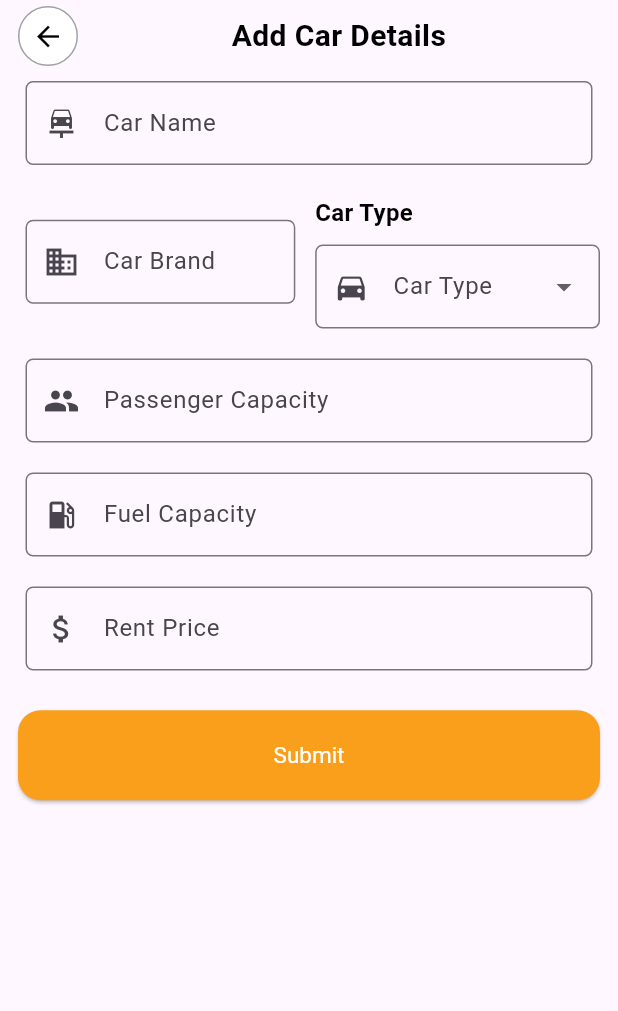
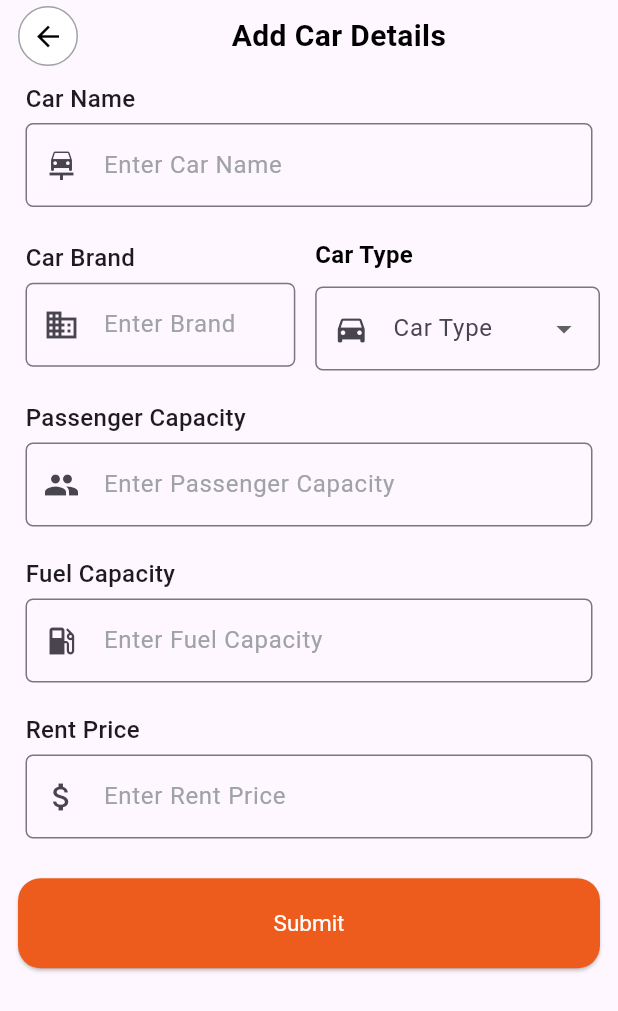
Before and after one commit to manira-mahat/car_rental_system, a Flutter app: the AddCarForm screen opened directly, on a phone screen of 412 x 824 dp. Shown: the top 1011 px of the screen. Run offline on Flutter 3.47's test engine with Material 3 defaults, Android fonts, the phone set to English and light mode, and no system bars; our stand-ins replace cloud_firestore, dio, firebase_core, flutter_spinkit; accounts and stored records are empty; network calls fail.

Commit message:
view car

```diff
--- a/lib/core/util/color_utils.dart
+++ b/lib/core/util/color_utils.dart
@@ -1,4 +1,4 @@
 import 'package:flutter/cupertino.dart';
 
-const Color primaryColor=Color(0xfffa9f1b);
+const Color primaryColor=Color(0xffed5c1d);
 const Color greyColor=Color(0xff9fa3a6);
--- a/lib/core/util/string_utils.dart
+++ b/lib/core/util/string_utils.dart
@@ -111,3 +111,6 @@ const String priceValidateString = "Please enter rent price";
 const String submitStr="Submit";
 const String carDetailsAddedSuccessStr="Car Details Added successfully";
 const String carDetailsAddedFailStr="Failed to add Car Details ";
+
+//view car details string
+const String viewCarDetailsStr="View Car Details";
--- a/lib/home.dart
+++ b/lib/home.dart
@@ -145,6 +145,7 @@ TopBrandCars(
                      Flexible(
                       flex: 6,
                        child: CustomSearchbar(
+                        readOnly: true,
                         hintText: searchCarBarStr,
                          onTap: (){
                           RouteGenerator.navigateToPage(context, Routes.viewCarListRoute );
@@ -192,7 +193,7 @@ TopBrandCars(
                           CircleAvatar(
                             radius: 35,
                             backgroundColor:const Color.fromARGB(97, 223, 176, 176) ,
-                            child: Image.network(topBrandsCarsList[index].image),
+                            backgroundImage: NetworkImage(topBrandsCarsList[index].image)
                           ),
                           SizedBox(
                             height: 2,
@@ -238,6 +239,9 @@ TopBrandCars(
                           carType: carsList[index].carType ?? "",
                           numberOfPeople: carsList[index].passengerCapacity ?? "",
                           price: carsList[index].rentPrice ?? "",
+                          onPressed: (){
+
+                          },
 );
                     }
                     ),
--- a/lib/main.dart
+++ b/lib/main.dart
@@ -1,4 +1,5 @@
 import 'package:car_rental_system/firebase_options.dart';
+import 'package:car_rental_system/home.dart';
 import 'package:car_rental_system/splash_screen.dart';
 import 'package:firebase_core/firebase_core.dart';
 import 'package:flutter/material.dart';
@@ -26,7 +27,7 @@ class MyApp extends StatelessWidget {
 
         colorScheme: ColorScheme.fromSeed(seedColor: Colors.deepPurple),
       ),
-      home: SplashScreen(),
+      home:Home(),
     );
   }
 }
--- a/lib/widgets/custom_caroverview_container.dart
+++ b/lib/widgets/custom_caroverview_container.dart
@@ -68,7 +68,7 @@ class CustomCarOverviewContainer extends StatelessWidget {
                   fit: BoxFit.contain,
                 ),
                 const Spacer(),
-                CustomIcons(icon: Icons.favorite),
+                CustomIcons(icon: Icons.favorite, color: primaryColor ),
               ],
             ),
             SizedBox(height: MediaQuery.of(context).size.height * 0.01),
@@ -146,6 +146,7 @@ class CustomCarOverviewContainer extends StatelessWidget {
                   ),
                   Expanded(
                     child: CustomElevatedbutton(
+                      backgroundColor: primaryColor,
                       onPressed:onPressed,
                       child: const Text(
                         rentalNowStr,
--- a/lib/widgets/custom_searchbar.dart
+++ b/lib/widgets/custom_searchbar.dart
@@ -7,7 +7,7 @@ class CustomSearchbar extends StatefulWidget {
   bool? readOnly;
   Function()? onTap;
   void Function(String)? onChanged;
-  CustomSearchbar({super.key, this.hintText, this.onChanged, this.onTap});
+  CustomSearchbar({super.key, this.hintText, this.onChanged, this.onTap,this.readOnly});
 
   @override
   State<CustomSearchbar> createState() => _CustomSearchbarState();
@@ -25,8 +25,8 @@ class _CustomSearchbarState extends State<CustomSearchbar> {
   @override
   Widget build(BuildContext context) {
     return TextFormField(
-      readOnly: false,
-      onTap: (){},
+      readOnly:widget.readOnly ?? false,
+      onTap: widget.onTap,
       focusNode: _focusNode,
       onChanged: widget.onChanged,
       decoration: InputDecoration(
--- a/lib/widgets/custom_textformfield.dart
+++ b/lib/widgets/custom_textformfield.dart
@@ -24,14 +24,20 @@ class CustomTextformfield extends StatelessWidget {
   Widget build(BuildContext context) {
     return Padding(
          padding: const EdgeInsets.symmetric(horizontal: 5.0,vertical: 10),
-      child: TextFormField(
+      child: Column(
+        crossAxisAlignment: CrossAxisAlignment.start,
+        children: [
+          Text(labelText!,
+          style: TextStyle(fontSize: 16,fontWeight: FontWeight.w500),),
+          SizedBox(height: 5,),
+          TextFormField(
             controller: controller,
             keyboardType:keyboardType ??TextInputType.text ,
             autovalidateMode: AutovalidateMode.onUserInteraction,
             validator: validator,
             obscureText:obscureText??false ,
             decoration: InputDecoration(
-          labelText:labelText ,
+              // labelText:labelText ,
                 hintText:hintText,
                   hintStyle:const TextStyle(color: greyColor),
                   alignLabelWithHint: true,
@@ -42,6 +48,8 @@ class CustomTextformfield extends StatelessWidget {
               )
             ),
           ),
+        ],
+      ),
     );
   }
 }
```
Also changed, not shown: lib/view_car_list_screen.dart (+67 -0 lines). Lines whose indentation alone changed are shown as unchanged.
